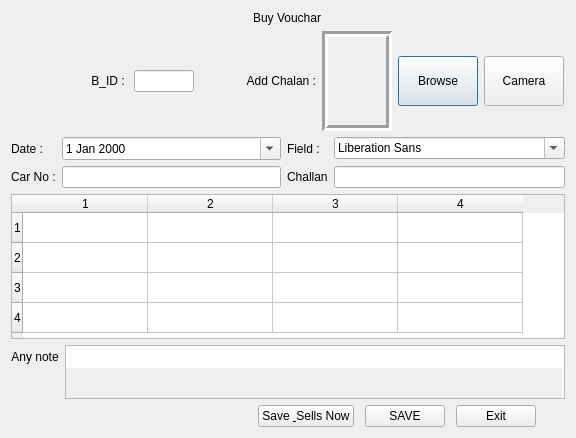
Above: AR/FORMS/buy_form.ui from ArRashid/Brick-Sells-Software before the change. Below: the same form after it.
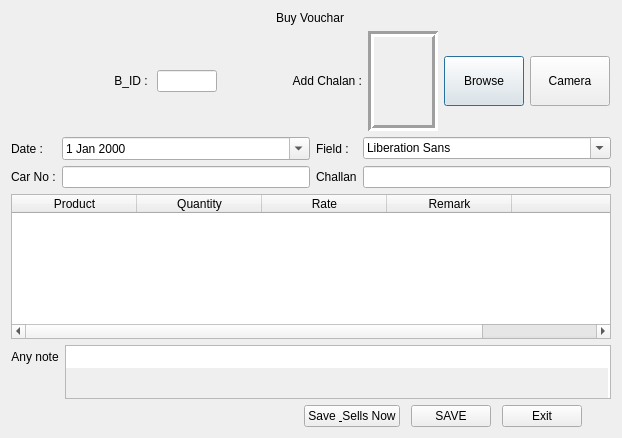
That is the form after the change. Icons and pictures are not drawn.

```diff
--- a/AR/FORMS/buy_form.ui
+++ b/AR/FORMS/buy_form.ui
@@ -181,9 +181,6 @@
        </property>
       </widget>
      </item>
-     <item row="1" column="3">
-      <widget class="QLineEdit" name="lineEdit_2"/>
-     </item>
      <item row="1" column="2">
       <widget class="QLabel" name="label_5">
        <property name="text">
@@ -191,8 +188,19 @@
        </property>
       </widget>
      </item>
-     <item row="1" column="1">
-      <widget class="QLineEdit" name="lineEdit"/>
+     <item row="1" column="0">
+      <widget class="QLabel" name="label_3">
+       <property name="text">
+        <string>Car No :</string>
+       </property>
+      </widget>
+     </item>
+     <item row="0" column="0">
+      <widget class="QLabel" name="label_2">
+       <property name="text">
+        <string>Date :</string>
+       </property>
+      </widget>
      </item>
      <item row="0" column="1">
       <widget class="QDateEdit" name="dateEdit">
@@ -222,24 +230,22 @@
      <item row="0" column="3">
       <widget class="QFontComboBox" name="fontComboBox"/>
      </item>
-     <item row="1" column="0">
-      <widget class="QLabel" name="label_3">
-       <property name="text">
-        <string>Car No :</string>
-       </property>
-      </widget>
+     <item row="1" column="1">
+      <widget class="QLineEdit" name="carno"/>
      </item>
-     <item row="0" column="0">
-      <widget class="QLabel" name="label_2">
-       <property name="text">
-        <string>Date :</string>
-       </property>
-      </widget>
+     <item row="1" column="3">
+      <widget class="QLineEdit" name="challan"/>
      </item>
     </layout>
    </item>
    <item>
-    <widget class="QTableWidget" name="table_product">
+    <widget class="QTableWidget" name="table">
+     <property name="minimumSize">
+      <size>
+       <width>600</width>
+       <height>0</height>
+      </size>
+     </property>
      <property name="tabletTracking">
       <bool>false</bool>
      </property>
@@ -247,10 +253,10 @@
       <bool>false</bool>
      </property>
      <property name="rowCount">
-      <number>4</number>
+      <number>0</number>
      </property>
      <property name="columnCount">
-      <number>4</number>
+      <number>5</number>
      </property>
      <attribute name="horizontalHeaderMinimumSectionSize">
       <number>60</number>
@@ -258,14 +264,31 @@
      <attribute name="horizontalHeaderDefaultSectionSize">
       <number>125</number>
      </attribute>
-     <row/>
-     <row/>
-     <row/>
-     <row/>
-     <column/>
-     <column/>
-     <column/>
-     <column/>
+     <column>
+      <property name="text">
+       <string>Product</string>
+      </property>
+     </column>
+     <column>
+      <property name="text">
+       <string>Quantity</string>
+      </property>
+     </column>
+     <column>
+      <property name="text">
+       <string>Rate</string>
+      </property>
+     </column>
+     <column>
+      <property name="text">
+       <string>Remark</string>
+      </property>
+     </column>
+     <column>
+      <property name="text">
+       <string/>
+      </property>
+     </column>
     </widget>
    </item>
    <item>
```
Left out of the diff: 29 changed lines with no effect on the pictures.
